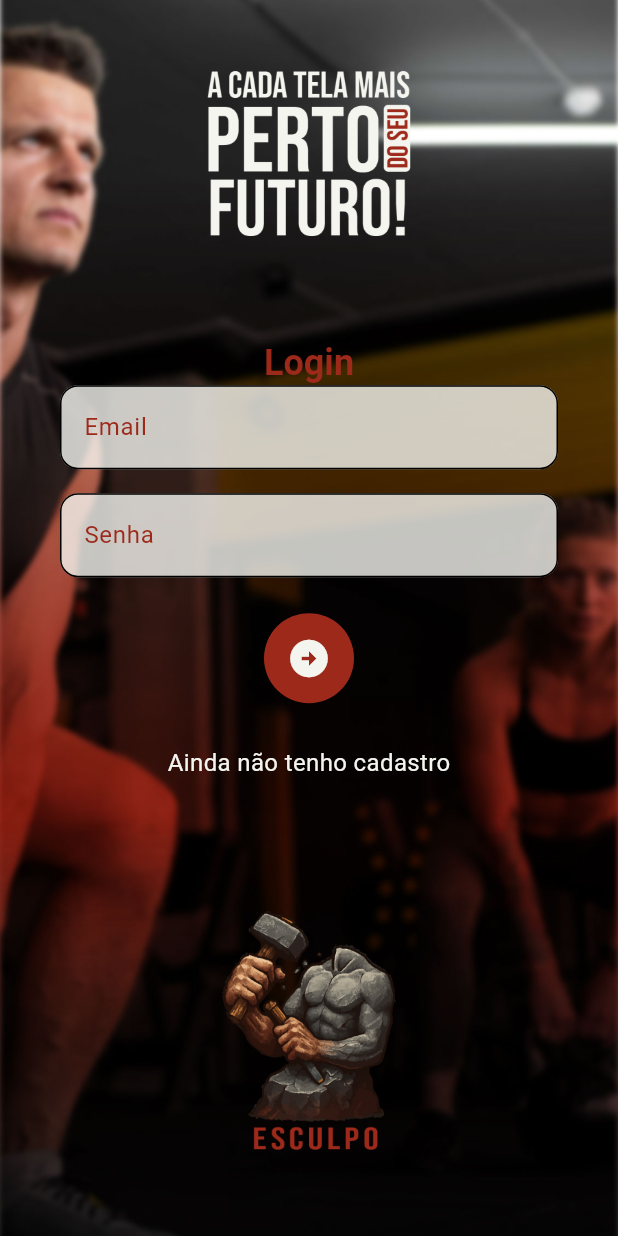
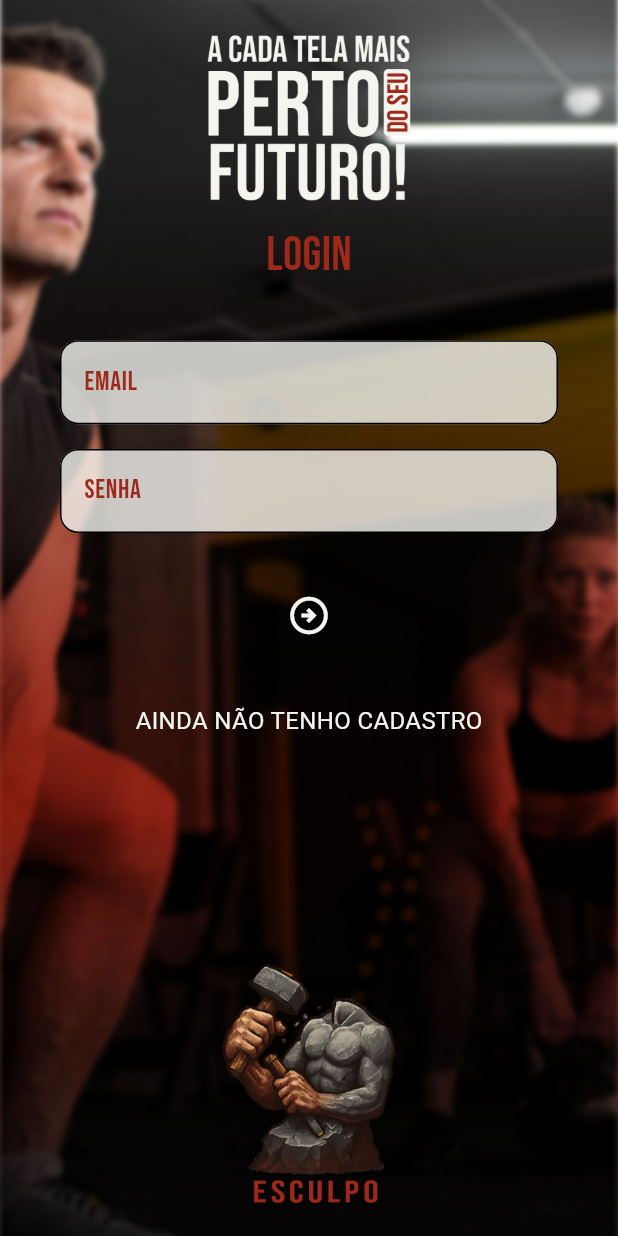
Before and after one commit to albertobezerra/esculpo, a Flutter app: the screen it shows after launch, on a phone screen of 412 x 824 dp. Run offline on Flutter 3.47's test engine with Material 3 defaults, Android fonts, the phone set to English and light mode, and no system bars; our stand-ins replace cloud_firestore, firebase_auth, firebase_core, flutter_riverpod, google_fonts, google_mobile_ads and 2 more; accounts and stored records are empty.

Commit message:
Ajustes na tela de login

```diff
--- a/lib/screens/tela_login.dart
+++ b/lib/screens/tela_login.dart
@@ -1,6 +1,6 @@
 import 'package:flutter/material.dart';
 import 'package:firebase_auth/firebase_auth.dart';
-import 'package:cloud_firestore/cloud_firestore.dart';
+import 'package:google_fonts/google_fonts.dart';
 
 class TelaLogin extends StatefulWidget {
   const TelaLogin({super.key});
@@ -13,7 +13,6 @@ class _TelaLoginState extends State<TelaLogin> {
   final _formKey = GlobalKey<FormState>();
   final _emailController = TextEditingController();
   final _passwordController = TextEditingController();
-  final _nameController = TextEditingController();
   bool _isLoginMode = true;
   bool _isLoading = false;
 
@@ -21,7 +20,6 @@ class _TelaLoginState extends State<TelaLogin> {
   void dispose() {
     _emailController.dispose();
     _passwordController.dispose();
-    _nameController.dispose();
     super.dispose();
   }
 
@@ -39,22 +37,11 @@ class _TelaLoginState extends State<TelaLogin> {
           password: _passwordController.text.trim(),
         );
       } else {
-        final userCredential =
         await FirebaseAuth.instance.createUserWithEmailAndPassword(
           email: _emailController.text.trim(),
           password: _passwordController.text.trim(),
         );
-
-        await FirebaseFirestore.instance
-            .collection('users')
-            .doc(userCredential.user!.uid)
-            .set({
-          'name': _nameController.text.trim(),
-          'createdAt': FieldValue.serverTimestamp(),
-        });
-
-        await userCredential.user!
-            .updateDisplayName(_nameController.text.trim());
+        // Nome e outros dados serão coletados no onboarding
       }
     } on FirebaseAuthException catch (e) {
       String message;
@@ -87,41 +74,80 @@ class _TelaLoginState extends State<TelaLogin> {
 
   @override
   Widget build(BuildContext context) {
-    // Obtém a altura da tela pra ajustes dinâmicos
     final screenHeight = MediaQuery.of(context).size.height;
 
     return Scaffold(
+      resizeToAvoidBottomInset: false, // Impede redimensionamento pelo teclado
       body: Stack(
         fit: StackFit.expand,
         children: [
-          // Imagem de fundo do Illustrator
+          // Imagem de fundo
           Image.asset(
             'assets/images/back_login.jpg',
             fit: BoxFit.cover,
           ),
-          SafeArea(
-            child: Column(
-              children: [
-                SizedBox(height: screenHeight * 0.05),
-                Expanded(
-                  flex: 2,
+          // Título fixo no topo
+          Positioned(
+            top: 0,
+            left: 0,
+            right: 0,
+            child: SafeArea(
               child: Align(
                 alignment: Alignment.center,
+                child: Padding(
+                  padding: const EdgeInsets.only(top: 20.0),
                   child: Image.asset(
                     'assets/images/titulo_login.png',
                     fit: BoxFit.contain,
-                      height: screenHeight * 0.15, // Ajuste proporcional
+                    height: screenHeight * 0.15,
                   ),
                 ),
               ),
-                // Espaçamento entre topo e formulário
+            ),
+          ),
+          // Logo fixo na base
+          Positioned(
+            bottom: 0,
+            left: 0,
+            right: 0,
+            child: SafeArea(
+              child: Align(
+                alignment: Alignment.center,
+                child: Padding(
+                  padding: const EdgeInsets.only(bottom: 20.0),
+                  child: Column(
+                    mainAxisSize: MainAxisSize.min,
+                    children: [
+                      Image.asset(
+                        'assets/images/logo.png',
+                        height: screenHeight * 0.2,
+                      ),
+                    ],
+                  ),
+                ),
+              ),
+            ),
+          ),
+          // Conteúdo central (título + formulário)
+          SafeArea(
+            child: SingleChildScrollView(
+              padding: EdgeInsets.only(
+                top: screenHeight * 0.18, // Espaço pra imagem de título
+                bottom: screenHeight * 0.28, // Espaço pra logo
+              ),
+              child: Column(
+                children: [
+                  // Título "Login" ou "Cadastro"
+                  Text(
+                    _isLoginMode ? 'LOGIN' : 'CADASTRO',
+                    style: GoogleFonts.bebasNeue(
+                      fontSize: 32,
+                      color: const Color(0xFF9D291A),
+                    ),
+                  ),
                   SizedBox(height: screenHeight * 0.02),
-                // Área do formulário - 6 partes
-                Expanded(
-                  flex: 6,
-                  child: Center(
-                    child: SingleChildScrollView(
-                      child: Container(
+                  // Formulário
+                  Container(
                     padding: const EdgeInsets.all(16.0),
                     margin: const EdgeInsets.symmetric(horizontal: 24.0),
                     child: Form(
@@ -129,49 +155,19 @@ class _TelaLoginState extends State<TelaLogin> {
                       child: Column(
                         mainAxisSize: MainAxisSize.min,
                         children: [
-                              Text(
-                                _isLoginMode ? 'Login' : 'Cadastro',
-                                style: Theme.of(context)
-                                    .textTheme
-                                    .headlineLarge
-                                    ?.copyWith(
+                          TextFormField(
+                            controller: _emailController,
+                            decoration: InputDecoration(
+                              labelText: 'EMAIL',
+                              labelStyle: GoogleFonts.bebasNeue(
                                 color: const Color(0xFF9D291A),
+                                fontSize: 18,
                               ),
-                              ),
-                              if (!_isLoginMode) const SizedBox(height: 16),
-                              if (!_isLoginMode)
-                                TextFormField(
-                                  controller: _nameController,
-                                  decoration: InputDecoration(
-                                    labelText: 'Nome',
-                                    labelStyle: const TextStyle(
-                                        color: Color(0xFF9D291A)),
                               border: OutlineInputBorder(
                                 borderRadius: BorderRadius.circular(12),
                               ),
                             ),
-                                  style:
-                                      const TextStyle(color: Color(0xFF4A4A4A)),
-                                  validator: (value) {
-                                    if (value == null || value.isEmpty) {
-                                      return 'Por favor, insira seu nome';
-                                    }
-                                    return null;
-                                  },
-                                ),
-                              if (!_isLoginMode) const SizedBox(height: 16),
-                              TextFormField(
-                                controller: _emailController,
-                                decoration: InputDecoration(
-                                  labelText: 'Email',
-                                  labelStyle:
-                                      const TextStyle(color: Color(0xFF9D291A)),
-                                  border: OutlineInputBorder(
-                                    borderRadius: BorderRadius.circular(12),
-                                  ),
-                                ),
-                                style:
-                                    const TextStyle(color: Color(0xFF4A4A4A)),
+                            style: const TextStyle(color: Color(0xFF4A4A4A)),
                             keyboardType: TextInputType.emailAddress,
                             validator: (value) {
                               if (value == null || value.isEmpty) {
@@ -184,19 +180,20 @@ class _TelaLoginState extends State<TelaLogin> {
                               return null;
                             },
                           ),
-                              const SizedBox(height: 16),
+                          SizedBox(height: screenHeight * 0.02),
                           TextFormField(
                             controller: _passwordController,
                             decoration: InputDecoration(
-                                  labelText: 'Senha',
-                                  labelStyle:
-                                      const TextStyle(color: Color(0xFF9D291A)),
+                              labelText: 'SENHA',
+                              labelStyle: GoogleFonts.bebasNeue(
+                                color: const Color(0xFF9D291A),
+                                fontSize: 18,
+                              ),
                               border: OutlineInputBorder(
                                 borderRadius: BorderRadius.circular(12),
                               ),
                             ),
-                                style:
-                                    const TextStyle(color: Color(0xFF4A4A4A)),
+                            style: const TextStyle(color: Color(0xFF4A4A4A)),
                             obscureText: true,
                             validator: (value) {
                               if (value == null || value.isEmpty) {
@@ -208,7 +205,7 @@ class _TelaLoginState extends State<TelaLogin> {
                               return null;
                             },
                           ),
-                              const SizedBox(height: 24),
+                          SizedBox(height: screenHeight * 0.03),
                           _isLoading
                               ? const CircularProgressIndicator(
                                   valueColor: AlwaysStoppedAnimation<Color>(
@@ -216,36 +213,31 @@ class _TelaLoginState extends State<TelaLogin> {
                                 )
                               : GestureDetector(
                                   onTap: _submit,
-                                      child: Container(
+                                  child: SizedBox(
                                     width: 60,
                                     height: 60,
-                                        decoration: const BoxDecoration(
-                                          shape: BoxShape.circle,
-                                          color: Color(0xFF9D291A),
-                                        ),
                                     child: Icon(
                                       _isLoginMode
-                                              ? Icons.arrow_circle_right
+                                          ? Icons.arrow_circle_right_outlined
                                           : Icons.check_circle,
                                       color: const Color(0xFFF5F5F0),
                                       size: 30,
                                     ),
                                   ),
                                 ),
-                              const SizedBox(height: 16),
+                          SizedBox(height: screenHeight * 0.02),
                           TextButton(
                             onPressed: () {
                               setState(() {
                                 _isLoginMode = !_isLoginMode;
-                                    _nameController.clear();
                                 _emailController.clear();
                                 _passwordController.clear();
                               });
                             },
                             child: Text(
                               _isLoginMode
-                                      ? 'Ainda não tenho cadastro'
-                                      : 'Já tenho cadastro',
+                                  ? 'AINDA NÃO TENHO CADASTRO'
+                                  : 'JÁ TENHO CADASTRO',
                               style: Theme.of(context)
                                   .textTheme
                                   .bodyMedium
@@ -259,27 +251,8 @@ class _TelaLoginState extends State<TelaLogin> {
                       ),
                     ),
                   ),
-                    ),
-                  ),
-                ),
-                SizedBox(height: screenHeight * 0.02),
-                Expanded(
-                  flex: 3,
-                  child: Align(
-                    alignment: Alignment.center,
-                    child: Column(
-                      mainAxisSize: MainAxisSize.min,
-                      children: [
-                        Image.asset(
-                          'assets/images/logo.png',
-                          height: screenHeight * 0.2, // Ajuste proporcional
-                        ),
                 ],
               ),
-                  ),
-                ),
-                SizedBox(height: screenHeight * 0.05),
-              ],
             ),
           ),
         ],
```
Also changed, not shown: 41 other files. Lines whose indentation alone changed are shown as unchanged.
